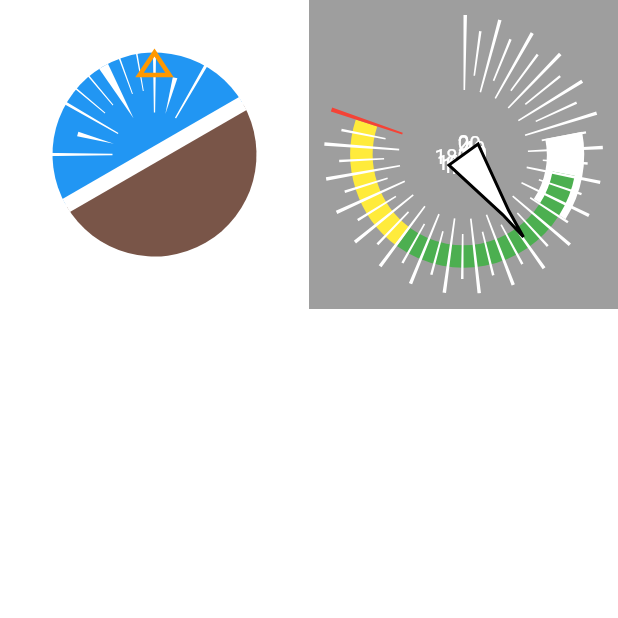
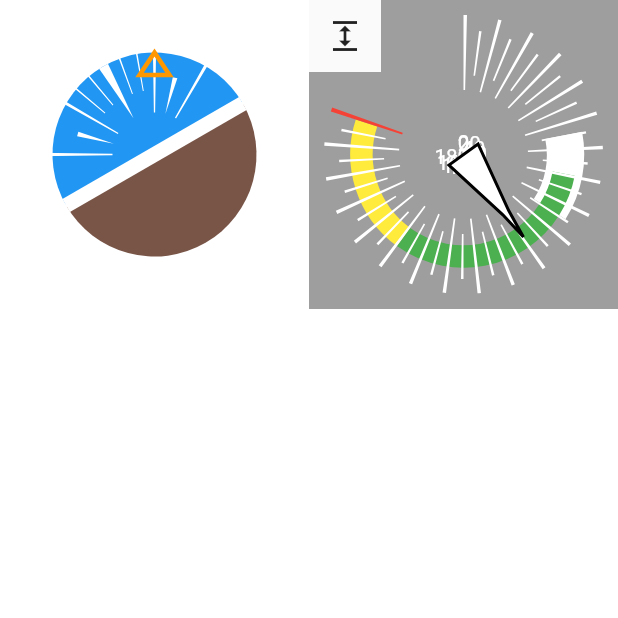
Before and after one commit to Duprat-Robin/RemoteControlMSFS2020, a Flutter app: the screen it shows after launch, on a phone screen of 412 x 824 dp, the top half of it. Run offline on Flutter 3.47's test engine with Material 2 defaults, Android fonts, the light colour scheme and no system bars; missing offline and left inert: dart:html.

Commit message:
Ajout de l'expand sur l'anémomètre

```diff
--- a/MobileApp/lib/Instruments/gauge.dart
+++ b/MobileApp/lib/Instruments/gauge.dart
@@ -1,6 +1,10 @@
+import 'dart:html';
+
 import 'package:flutter/foundation.dart';
 import 'package:flutter/material.dart';
 import 'dart:math';
+
+import '../routes.dart';
 
 // StatefulWidget prennant en paramètre un ValueNotifier de double
 // correspondant à un angle en radian indiquant la position de l'aiguille
@@ -83,7 +87,11 @@ class _AnemometrePaintedState extends State<AnemometrePainted> {
   Widget build(BuildContext context) {
     _angle = widget.speed.value * _speedToAngle - pi / 2;
     return Expanded(
-      child: LayoutBuilder(
+      child: Hero(
+        tag: "anemo",
+        child: Stack(
+          children: <Widget>[
+            LayoutBuilder(
               builder: (context, constraints) {
                 return Container(
                   padding: EdgeInsets.all(0.0),
@@ -103,6 +111,22 @@ class _AnemometrePaintedState extends State<AnemometrePainted> {
                   ),
                 );
               },
+            ),
+            Material(
+              child: IconButton(
+                icon: Icon(Icons.expand),
+                tooltip: 'Expand',
+                onPressed: () {
+                  if (ModalRoute.of(context)?.settings?.name == '/') {
+                    Navigator.pushNamed(context, Routes.paintedGauge);
+                  } else {
+                    Navigator.pushNamed(context, '/');
+                  }
+                },
+              ),
+            ),
+          ],
+        ),
       ),
     );
   }
--- a/MobileApp/lib/main.dart
+++ b/MobileApp/lib/main.dart
@@ -20,11 +20,17 @@ class MyApp extends StatelessWidget {
       routes: {
         Routes.webSocket: (context) => webSocket,
         Routes.gauge: (context) => Anemometre(mainSim.speed),
-        Routes.aritficialHorizon: (context) =>
-            ArtificialHorizon(mainSim.roll, mainSim.pitch),
-        Routes.paintedGauge: (context) =>
-            AnemometrePainted(mainSim.speed, 200, 150, 85, 70, 55),
-        '/': (context) => Row(
+        Routes.aritficialHorizon: (context) => Row(
+              children: [
+                ArtificialHorizon(mainSim.roll, mainSim.pitch),
+              ],
+            ),
+        Routes.paintedGauge: (context) => Row(
+              children: [
+                AnemometrePainted(mainSim.speed, 200, 150, 85, 70, 55),
+              ],
+            ),
+        Routes.cokpit: (context) => Row(
               children: [
                 HorizonPainted.standard(mainSim.roll, mainSim.pitch),
                 AnemometrePainted(mainSim.speed, 200, 150, 85, 70, 55),
--- a/MobileApp/lib/routes.dart
+++ b/MobileApp/lib/routes.dart
@@ -8,4 +8,5 @@ class Routes {
   static const String gauge = Anemometre.routeName;
   static const String aritficialHorizon = ArtificialHorizon.routeName;
   static const String paintedGauge = AnemometrePainted.routeName;
+  static const String cokpit = '/';
 }
--- a/MobileApp/lib/sim.dart
+++ b/MobileApp/lib/sim.dart
@@ -17,6 +17,5 @@ class Sim {
         roll.value = double.parse(parts.split(":")[1]);
       } else {}
     }
-    speed.value = double.parse(message);
   }
 }
```
Also changed, not shown: MobileApp/lib/Instruments/instrument.dart (added, +37 -0 lines). Lines whose indentation alone changed are shown as unchanged.
